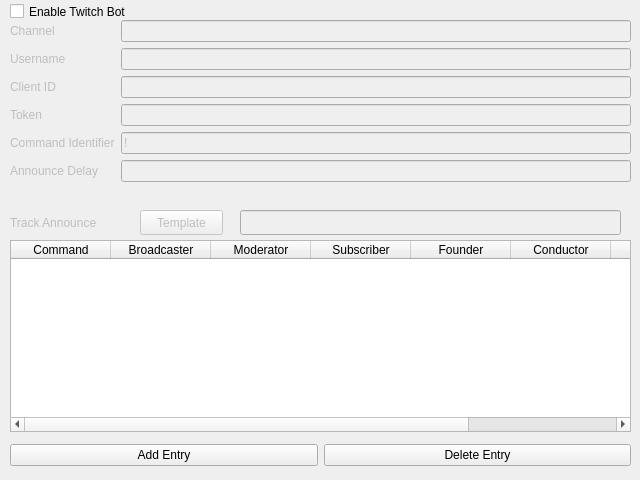
Above: nowplaying/resources/twitchbot_ui.ui from e1miran/Now-Playing-Serato before the change. Below: the same form after it.
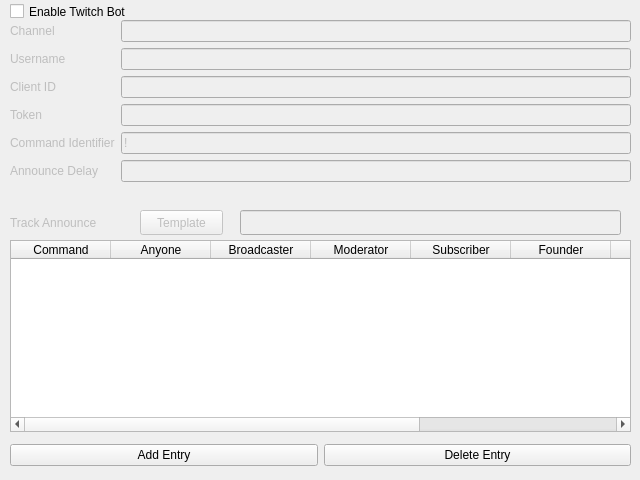
That is the form after the change.

Commit message: Twitchbot perms flipped so need anybody column (#418)

The edit to the form file:
```diff
--- a/nowplaying/resources/twitchbot_ui.ui
+++ b/nowplaying/resources/twitchbot_ui.ui
@@ -19,7 +19,7 @@
      <x>10</x>
      <y>20</y>
      <width>621</width>
-     <height>183</height>
+     <height>188</height>
     </rect>
    </property>
    <layout class="QFormLayout" name="settings_layout">
@@ -214,6 +214,11 @@
      <string>Command</string>
     </property>
    </column>
+   <column>
+    <property name="text">
+     <string>Anyone</string>
+    </property>
+   </column>
    <column>
     <property name="text">
      <string>Broadcaster</string>
```
The commit also changes 2 other files.
